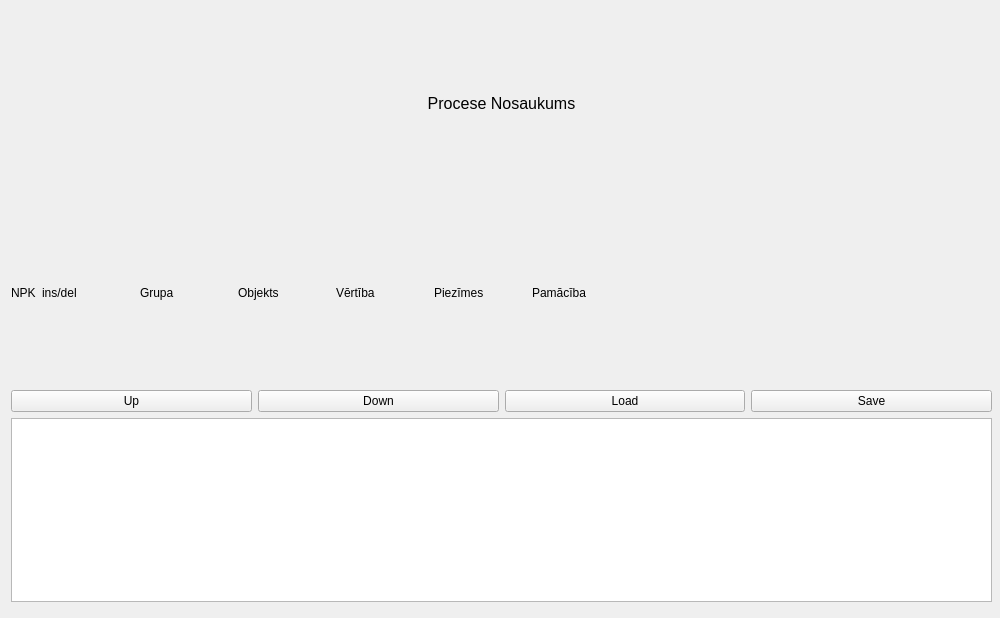
Above: processteps.ui from kasarkonic/Sauka1 before the change. Below: the same form after it.
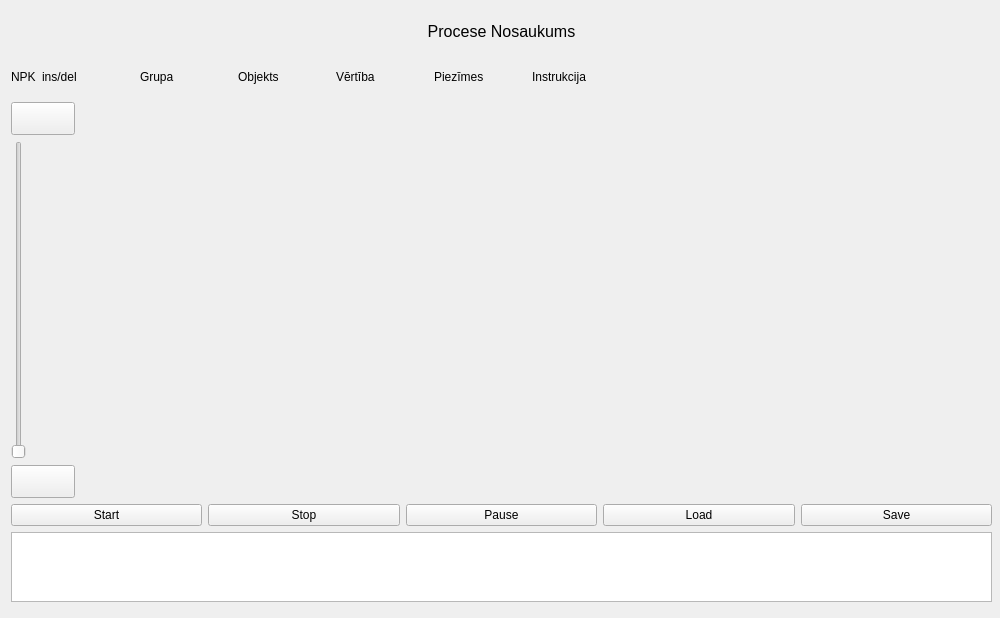
That is the form after the change.

```diff
--- a/processteps.ui
+++ b/processteps.ui
@@ -113,14 +113,80 @@
       <item>
        <widget class="QLabel" name="label">
         <property name="text">
-         <string>Pamācība</string>
+         <string>Instrukcija</string>
         </property>
        </widget>
       </item>
      </layout>
     </item>
     <item>
-     <layout class="QVBoxLayout" name="verticalLayout_2"/>
+     <layout class="QVBoxLayout" name="verticalLayout_2">
+      <item>
+       <layout class="QHBoxLayout" name="horizontalLayout_5" stretch="1,100">
+        <item>
+         <layout class="QVBoxLayout" name="verticalLayout_3">
+          <item>
+           <widget class="QPushButton" name="pushButton_SlUp">
+            <property name="minimumSize">
+             <size>
+              <width>0</width>
+              <height>0</height>
+             </size>
+            </property>
+            <property name="font">
+             <font>
+              <pointsize>16</pointsize>
+              <bold>true</bold>
+             </font>
+            </property>
+            <property name="text">
+             <string/>
+            </property>
+            <property name="autoRepeat">
+             <bool>true</bool>
+            </property>
+           </widget>
+          </item>
+          <item>
+           <widget class="QSlider" name="verticalSlider">
+            <property name="sizePolicy">
+             <sizepolicy hsizetype="Maximum" vsizetype="Expanding">
+              <horstretch>0</horstretch>
+              <verstretch>0</verstretch>
+             </sizepolicy>
+            </property>
+            <property name="maximum">
+             <number>304</number>
+            </property>
+            <property name="orientation">
+             <enum>Qt::Vertical</enum>
+            </property>
+           </widget>
+          </item>
+          <item>
+           <widget class="QPushButton" name="pushButton_SlDown">
+            <property name="font">
+             <font>
+              <pointsize>16</pointsize>
+              <bold>true</bold>
+             </font>
+            </property>
+            <property name="text">
+             <string/>
+            </property>
+            <property name="autoRepeat">
+             <bool>true</bool>
+            </property>
+           </widget>
+          </item>
+         </layout>
+        </item>
+        <item>
+         <layout class="QVBoxLayout" name="verticalLayout_4"/>
+        </item>
+       </layout>
+      </item>
+     </layout>
     </item>
     <item>
      <layout class="QHBoxLayout" name="horizontalLayout">
@@ -133,7 +199,7 @@
          </size>
         </property>
         <property name="text">
-         <string>Up</string>
+         <string>Start</string>
         </property>
        </widget>
       </item>
@@ -146,7 +212,14 @@
          </size>
         </property>
         <property name="text">
-         <string>Down</string>
+         <string>Stop</string>
+        </property>
+       </widget>
+      </item>
+      <item>
+       <widget class="QPushButton" name="pushButton_Pause">
+        <property name="text">
+         <string>Pause</string>
         </property>
        </widget>
       </item>
```
Left out of the diff: 10 changed lines with no effect on the pictures.
